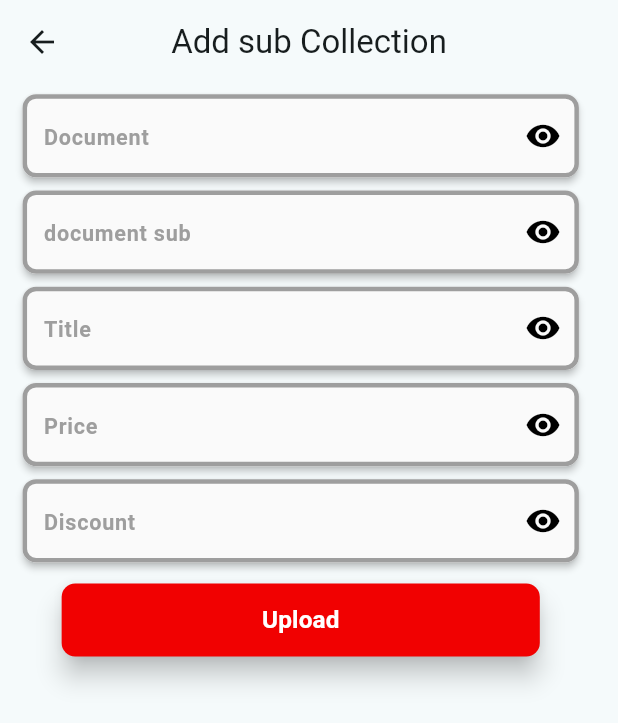
After one commit to ahadahmed9980/Kupa-app-, a Flutter app: the Threesteps screen opened directly, after a tap on "Collection", on a phone screen of 412 x 824 dp. The commit adds this screen. Shown: the top 723 px of the screen. Run offline on Flutter 3.47's test engine with Material 3 defaults, Android fonts, the phone set to English and light mode, and no system bars; our stand-ins replace carousel_slider, cloud_firestore, firebase_auth, firebase_core, flutter_screenutil, font_awesome_flutter and 1 more; accounts and stored records are empty.

Commit message:
Work Updated on 14/12/2025/ 5:30

```diff
--- a/lib/pages/widgetsall/addimage.dart
+++ b/lib/pages/widgetsall/addimage.dart
@@ -2,6 +2,7 @@ import 'dart:io';
 import 'dart:convert';
 
 import 'package:flutter/material.dart';
+import 'package:grocerapp/pages/widgetsall/addsubcollection.dart';
 import 'package:grocerapp/pages/widgetsall/fonthelper.dart';
 import 'package:image_picker/image_picker.dart';
 import 'package:cloud_firestore/cloud_firestore.dart';
@@ -14,8 +15,9 @@ class Threesteps extends StatefulWidget {
 }
 
 class _ThreestepsState extends State<Threesteps> {
-  TextEditingController collection = TextEditingController();
+
   TextEditingController document = TextEditingController();
+  TextEditingController title = TextEditingController();
 
   Future<void> saveBase64() async {
     final picker = ImagePicker();
@@ -45,12 +47,16 @@ class _ThreestepsState extends State<Threesteps> {
     try {
       print("storing in to db....");
       await FirebaseFirestore.instance
-          .collection(collection.text.toString())
-          .doc(document.text.toString())
-          .update({
+          .collection("Foodtile")
+          .doc(document.text)
+          .set(
+            {
               "image": base64str,
               "size_kb": sizekb.toStringAsFixed(2),
-          });
+              "title": title.text,
+            },
+            SetOptions(merge: true),
+          ); // is say agar document exist na karta ho to new create ho jye ga agar exist karta hy to update ho jye ga
     } catch (ex) {
       print("the error is $ex");
     }
@@ -61,25 +67,37 @@ class _ThreestepsState extends State<Threesteps> {
   @override
   Widget build(BuildContext context) {
     return Scaffold(
-      body: Column(
+      body: SingleChildScrollView(
+        child: Column(
           mainAxisAlignment: MainAxisAlignment.center,
 
           children: [
-         Fonthelper.customTextfield(collection,
-                "Enter Collection",
-                Icons.email,
-                false,
-                () {},),
-          SizedBox(height: 20),
-          Fonthelper.customTextfield(document, "document", Icons.add_ic_call_outlined, false, (){}),
 
             SizedBox(height: 20),
-         Fonthelper.custombutton("Upload", (){
+            Fonthelper.customTextfield(
+              document,
+              "document",
+              Icons.add_ic_call_outlined,
+              false,
+              () {},
+            ),
+            SizedBox(height: 20),
+            Fonthelper.customTextfield(title, "Title", null, false, null),
+
+            SizedBox(height: 20),
+            Fonthelper.custombutton("Upload", () {
               saveBase64();
-         })
+            }),
+
+            Fonthelper.custombutton("Collection ", () {
+              Navigator.push(
+                context,
+                MaterialPageRoute(builder: (context) => Addsubcollection()),
+              );
+            }),
           ],
+        ),
       ),
     );
   }
-
 }
--- /dev/null
+++ b/lib/pages/widgetsall/addsubcollection.dart
@@ -0,0 +1,95 @@
+import 'dart:convert';
+import 'dart:io';
+
+import 'package:cloud_firestore/cloud_firestore.dart';
+
+import 'package:flutter/material.dart';
+import 'package:grocerapp/pages/widgetsall/fonthelper.dart';
+import 'package:image_picker/image_picker.dart';
+
+class Addsubcollection extends StatefulWidget {
+  const Addsubcollection({super.key});
+
+  @override
+  State<Addsubcollection> createState() => _AddsubcollectionState();
+}
+
+class _AddsubcollectionState extends State<Addsubcollection> {
+
+  TextEditingController document = TextEditingController();
+  TextEditingController documentsub = TextEditingController();
+  TextEditingController title = TextEditingController();
+  TextEditingController price = TextEditingController();
+  TextEditingController discount = TextEditingController();
+
+  Future<void> savebase64() async {
+    final picker = ImagePicker();
+    final picked = await picker.pickImage(source: ImageSource.gallery);
+    if (picked != null) {
+      print("image picked");
+
+      //Ye line picked object se File object banata hai.
+      // File object se hum image ke bytes access kar sakte hain.
+      File? file = picked != null ? File(picked.path) : null;
+      if (file == null) {
+        print("no image selected");
+        return null;
+      }
+      //final file = File(picked.path);
+
+      //file.readAsBytes() → image ke bytes read karta hai -> base64Encode(...) → bytes ko Base64 string me convert karta hai
+      String base64str = base64Encode(await file.readAsBytes());
+      try {
+        await FirebaseFirestore.instance
+            .collection("Foodtile")
+            .doc(document.text)
+            .collection("Products")
+            .doc(documentsub.text)
+            .set({
+              "image": base64str,
+              "price": price.text,
+              "title": title.text,
+              "discount": discount.text,
+            }, SetOptions(merge: true));
+      } catch (ex) {
+        ScaffoldMessenger.of(context).showSnackBar(
+          SnackBar(content: Text("Error! $ex"), duration: Duration(seconds: 3)),
+        );
+      }
+    }
+  }
+
+  @override
+  Widget build(BuildContext context) {
+    return Scaffold(
+      appBar: AppBar(title: Text("Add sub Collection"), centerTitle: true),
+      body: SingleChildScrollView(
+        child: Column(
+          children: [
+
+            SizedBox(height: 5),
+            Fonthelper.customTextfield(document, "Document", null, false, null),
+            SizedBox(height: 5),
+            Fonthelper.customTextfield(
+              documentsub,
+              "document sub",
+              null,
+              false,
+              null,
+            ),
+            SizedBox(height: 5),
+            Fonthelper.customTextfield(title, "Title", null, false, null),
+            SizedBox(height: 5),
+            Fonthelper.customTextfield(price, "Price", null, false, null),
+            SizedBox(height: 5),
+            Fonthelper.customTextfield(discount, "Discount", null, false, null),
+            SizedBox(height: 5),
+            Fonthelper.custombutton("Upload", () {
+              savebase64();
+            }),
+          ],
+        ),
+      ),
+    );
+  }
+}
```
Also changed, not shown: lib/pages/home.dart (+72 -40 lines), lib/pages/widgetsall/fonthelper.dart (line endings or trailing spaces). Lines whose indentation alone changed are shown as unchanged.
